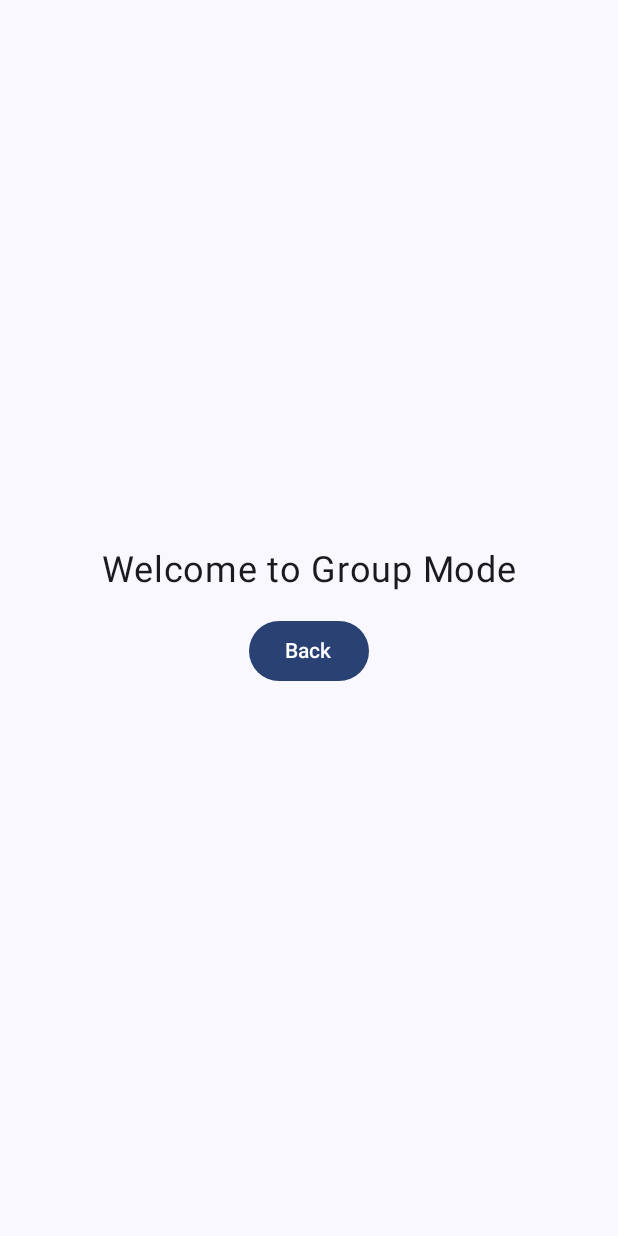
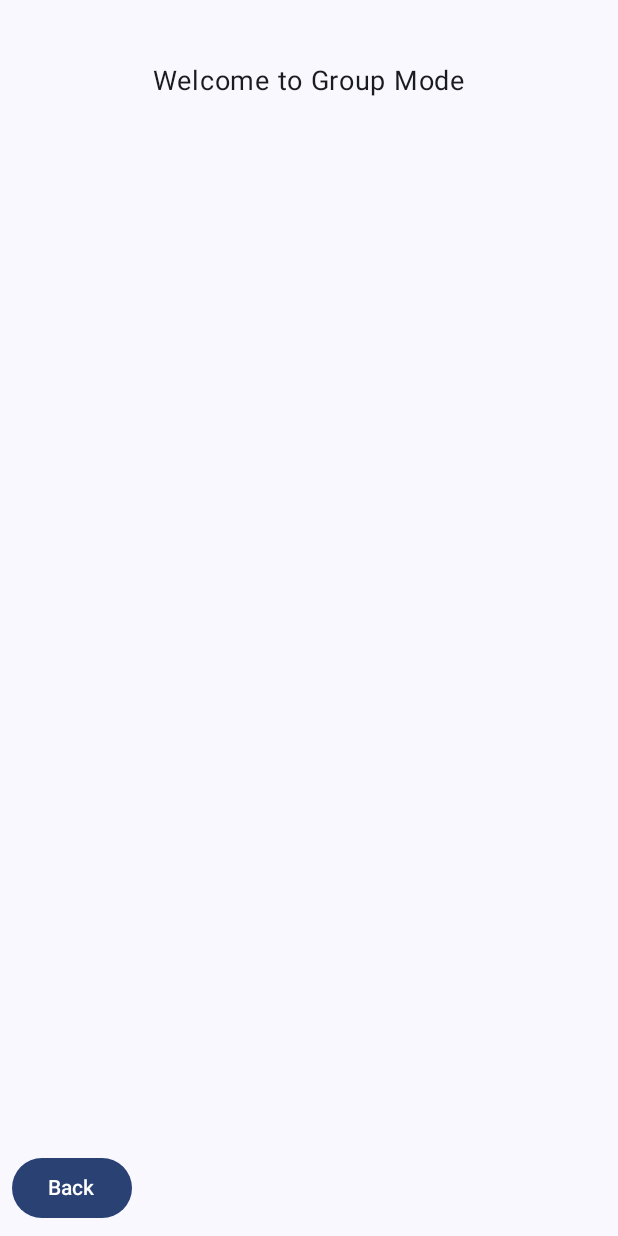
Before and after one commit to sansfork/TimeKeepingApp, an Android app built with Jetpack Compose: the GroupScreen screen opened through its navigation route, on a phone screen of 412 x 824 dp. Run offline under Robolectric (Android 15) with nearby library versions, the phone set to English and light mode, and no system bars.

Commit message:
Scaled & Positioned GroupScreen UI

```diff
--- a/app/src/main/java/com/example/timekeepingapp/GroupScreen.kt
+++ b/app/src/main/java/com/example/timekeepingapp/GroupScreen.kt
@@ -1,11 +1,17 @@
 package com.example.timekeepingapp
 
 import androidx.compose.foundation.layout.Arrangement
+import androidx.compose.foundation.layout.Box
 import androidx.compose.foundation.layout.Column
+import androidx.compose.foundation.layout.IntrinsicSize
 import androidx.compose.foundation.layout.Spacer
+import androidx.compose.foundation.layout.fillMaxHeight
 import androidx.compose.foundation.layout.fillMaxSize
+import androidx.compose.foundation.layout.fillMaxWidth
 import androidx.compose.foundation.layout.height
 import androidx.compose.foundation.layout.padding
+import androidx.compose.foundation.layout.wrapContentHeight
+import androidx.compose.foundation.layout.wrapContentWidth
 import androidx.compose.material3.Button
 import androidx.compose.material3.Text
 import androidx.compose.runtime.Composable
@@ -18,13 +24,25 @@ import androidx.compose.ui.unit.sp
 @Composable
 fun GroupScreen(navigationToChoiceScreen:() -> Unit) {
 
+    // Title of Page
+    Box(modifier = Modifier.fillMaxWidth().padding(vertical = 42.dp)
+        .wrapContentWidth(align = Alignment.CenterHorizontally)) {
+        Text("Welcome to Group Mode", fontSize = 18.sp)
+    }
+    // Column of "profiles"
     Column(
-        modifier = Modifier.fillMaxSize().padding(16.dp),
+        modifier = Modifier.fillMaxSize()
+            .padding(horizontal = 16.dp, vertical = 70.dp),
         verticalArrangement = Arrangement.Center,
         horizontalAlignment = Alignment.CenterHorizontally
     ) {
-        Text("Welcome to Group Mode", fontSize = 24.sp)
-        Spacer(modifier = Modifier.height(16.dp))
+        // Space for adding "profiles" (Boxes?)
+
+    }
+
+    // 'Back' button
+    Box(modifier = Modifier.fillMaxHeight().padding(8.dp)
+        .wrapContentHeight(align = Alignment.Bottom)) {
         Button(onClick = {
             navigationToChoiceScreen()
         }) {
```
